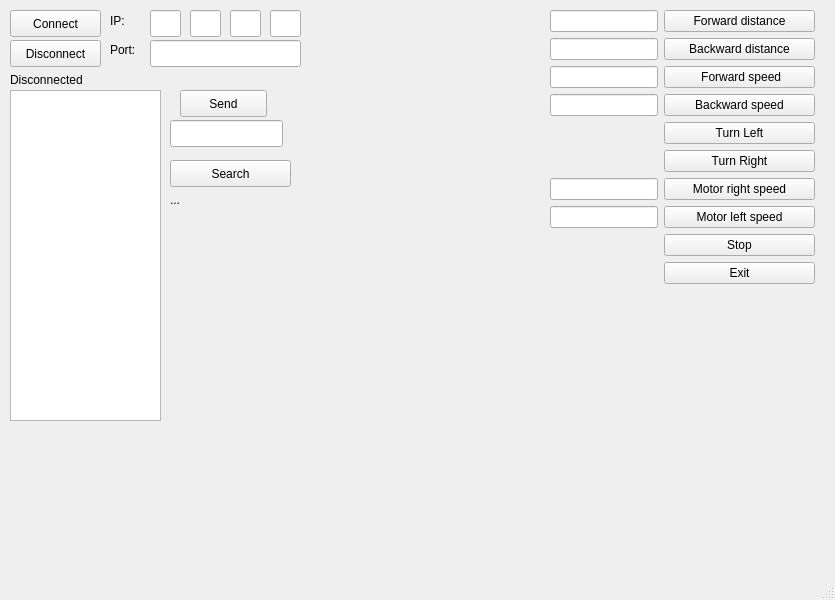
The window that WheelRobotComm/WheelRobotComm/mainwindow.ui (Kierin123/WheelRobot_project) describes before a commit, drawn with Qt 5.
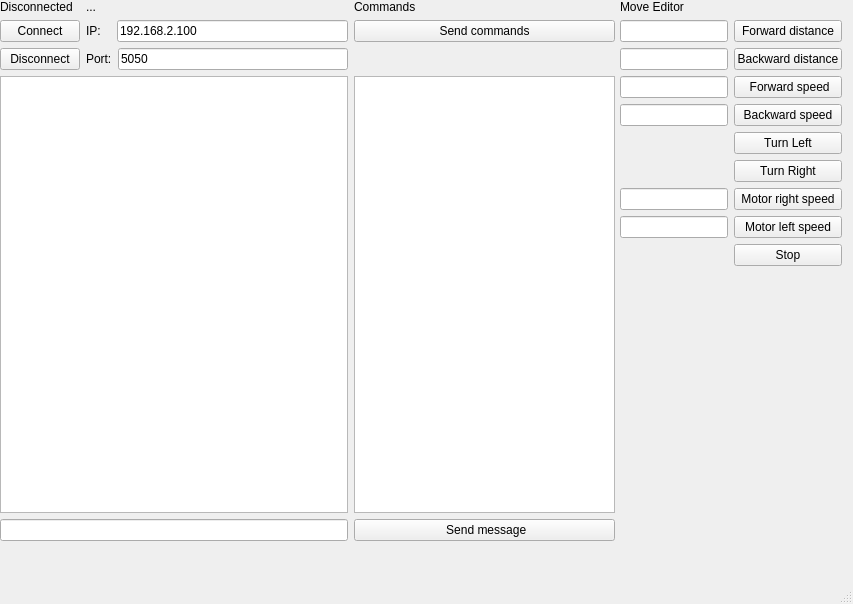
The same window after the commit.

Patch:
```diff
--- a/WheelRobotComm/WheelRobotComm/mainwindow.ui
+++ b/WheelRobotComm/WheelRobotComm/mainwindow.ui
@@ -6,291 +6,281 @@
    <rect>
     <x>0</x>
     <y>0</y>
-    <width>835</width>
-    <height>600</height>
+    <width>853</width>
+    <height>604</height>
    </rect>
   </property>
   <property name="windowTitle">
    <string>MainWindow</string>
   </property>
   <widget class="QWidget" name="centralwidget">
-   <widget class="QPushButton" name="pushButtonConnect">
-    <property name="geometry">
-     <rect>
-      <x>10</x>
-      <y>10</y>
-      <width>91</width>
-      <height>27</height>
-     </rect>
-    </property>
-    <property name="maximumSize">
-     <size>
-      <width>91</width>
-      <height>16777215</height>
-     </size>
-    </property>
-    <property name="text">
-     <string>Connect</string>
-    </property>
-   </widget>
-   <widget class="QTextEdit" name="textEditComm">
-    <property name="geometry">
-     <rect>
-      <x>10</x>
-      <y>90</y>
-      <width>151</width>
-      <height>331</height>
-     </rect>
-    </property>
-   </widget>
-   <widget class="QLineEdit" name="lineEditIP">
-    <property name="geometry">
-     <rect>
-      <x>150</x>
-      <y>10</y>
-      <width>31</width>
-      <height>27</height>
-     </rect>
-    </property>
-   </widget>
-   <widget class="QLineEdit" name="lineEditPort">
-    <property name="geometry">
-     <rect>
-      <x>150</x>
-      <y>40</y>
-      <width>151</width>
-      <height>27</height>
-     </rect>
-    </property>
-   </widget>
-   <widget class="QPushButton" name="pushButtonDisconnect">
-    <property name="geometry">
-     <rect>
-      <x>10</x>
-      <y>40</y>
-      <width>91</width>
-      <height>27</height>
-     </rect>
-    </property>
-    <property name="text">
-     <string>Disconnect</string>
-    </property>
-   </widget>
-   <widget class="QLabel" name="labelIP">
-    <property name="geometry">
-     <rect>
-      <x>110</x>
-      <y>10</y>
-      <width>31</width>
-      <height>21</height>
-     </rect>
-    </property>
-    <property name="text">
-     <string>IP:</string>
-    </property>
-   </widget>
-   <widget class="QLabel" name="labelPort">
-    <property name="geometry">
-     <rect>
-      <x>110</x>
-      <y>40</y>
-      <width>31</width>
-      <height>19</height>
-     </rect>
-    </property>
-    <property name="text">
-     <string>Port:</string>
-    </property>
-   </widget>
-   <widget class="QLabel" name="labelStatus">
-    <property name="geometry">
-     <rect>
-      <x>10</x>
-      <y>70</y>
-      <width>101</width>
-      <height>19</height>
-     </rect>
-    </property>
-    <property name="text">
-     <string>Disconnected</string>
-    </property>
-   </widget>
-   <widget class="QLineEdit" name="lineEditSend">
-    <property name="geometry">
-     <rect>
-      <x>170</x>
-      <y>120</y>
-      <width>113</width>
-      <height>27</height>
-     </rect>
-    </property>
-   </widget>
-   <widget class="QPushButton" name="pushButtonSend">
-    <property name="geometry">
-     <rect>
-      <x>180</x>
-      <y>90</y>
-      <width>87</width>
-      <height>27</height>
-     </rect>
-    </property>
-    <property name="text">
-     <string>Send</string>
-    </property>
-   </widget>
-   <widget class="QPushButton" name="pushButtonSearch">
-    <property name="geometry">
-     <rect>
-      <x>170</x>
-      <y>160</y>
-      <width>121</width>
-      <height>27</height>
-     </rect>
-    </property>
-    <property name="text">
-     <string>Search</string>
-    </property>
-   </widget>
-   <widget class="QLineEdit" name="lineEditIP_2">
-    <property name="geometry">
-     <rect>
-      <x>190</x>
-      <y>10</y>
-      <width>31</width>
-      <height>27</height>
-     </rect>
-    </property>
-   </widget>
-   <widget class="QLineEdit" name="lineEditIP_3">
-    <property name="geometry">
-     <rect>
-      <x>230</x>
-      <y>10</y>
-      <width>31</width>
-      <height>27</height>
-     </rect>
-    </property>
-   </widget>
-   <widget class="QLineEdit" name="lineEditIP_4">
-    <property name="geometry">
-     <rect>
-      <x>270</x>
-      <y>10</y>
-      <width>31</width>
-      <height>27</height>
-     </rect>
-    </property>
-   </widget>
-   <widget class="QLabel" name="labelSearch">
-    <property name="geometry">
-     <rect>
-      <x>170</x>
-      <y>190</y>
-      <width>111</width>
-      <height>19</height>
-     </rect>
-    </property>
-    <property name="text">
-     <string>...</string>
-    </property>
-   </widget>
    <widget class="QWidget" name="formLayoutWidget">
     <property name="geometry">
      <rect>
-      <x>550</x>
-      <y>10</y>
-      <width>265</width>
-      <height>326</height>
+      <x>620</x>
+      <y>0</y>
+      <width>222</width>
+      <height>331</height>
      </rect>
     </property>
     <layout class="QFormLayout" name="formLayout">
+     <property name="horizontalSpacing">
+      <number>6</number>
+     </property>
      <item row="0" column="0">
-      <widget class="QLineEdit" name="lineEdit_2"/>
-     </item>
-     <item row="1" column="1">
-      <widget class="QPushButton" name="pushButton_2">
+      <widget class="QLabel" name="labelPort_2">
        <property name="text">
-        <string>Backward distance</string>
-       </property>
-      </widget>
-     </item>
-     <item row="2" column="1">
-      <widget class="QPushButton" name="pushButton_5">
-       <property name="text">
-        <string> Forward speed</string>
+        <string>Move Editor</string>
        </property>
       </widget>
      </item>
      <item row="1" column="0">
       <widget class="QLineEdit" name="lineEdit_3"/>
      </item>
-     <item row="2" column="0">
-      <widget class="QLineEdit" name="lineEdit_5"/>
-     </item>
-     <item row="0" column="1">
-      <widget class="QPushButton" name="pushButton_3">
+     <item row="1" column="1">
+      <widget class="QPushButton" name="pushButtonForwardDistance">
        <property name="text">
         <string>Forward distance</string>
        </property>
       </widget>
      </item>
+     <item row="2" column="0">
+      <widget class="QLineEdit" name="lineEditBackwardDistance">
+       <property name="maxLength">
+        <number>3</number>
+       </property>
+      </widget>
+     </item>
+     <item row="2" column="1">
+      <widget class="QPushButton" name="pushButtonBackwardDistance">
+       <property name="text">
+        <string>Backward distance</string>
+       </property>
+      </widget>
+     </item>
+     <item row="3" column="0">
+      <widget class="QLineEdit" name="lineEditForwardSpeed">
+       <property name="maxLength">
+        <number>3</number>
+       </property>
+      </widget>
+     </item>
      <item row="3" column="1">
       <widget class="QPushButton" name="pushButton_8">
        <property name="text">
-        <string>Backward speed</string>
+        <string> Forward speed</string>
+       </property>
+      </widget>
+     </item>
+     <item row="4" column="0">
+      <widget class="QLineEdit" name="lineEditBackwardSpeed">
+       <property name="maxLength">
+        <number>3</number>
        </property>
       </widget>
      </item>
      <item row="4" column="1">
       <widget class="QPushButton" name="pushButton_4">
        <property name="text">
-        <string>Turn Left</string>
+        <string>Backward speed</string>
        </property>
       </widget>
      </item>
      <item row="5" column="1">
       <widget class="QPushButton" name="pushButton">
        <property name="text">
-        <string>Turn Right</string>
+        <string>Turn Left</string>
        </property>
       </widget>
      </item>
      <item row="6" column="1">
       <widget class="QPushButton" name="pushButton_6">
        <property name="text">
-        <string>Motor right speed</string>
+        <string>Turn Right</string>
+       </property>
+      </widget>
+     </item>
+     <item row="7" column="0">
+      <widget class="QLineEdit" name="lineEditMotorRight">
+       <property name="maxLength">
+        <number>3</number>
        </property>
       </widget>
      </item>
      <item row="7" column="1">
       <widget class="QPushButton" name="pushButton_7">
        <property name="text">
-        <string>Motor left speed</string>
+        <string>Motor right speed</string>
+       </property>
+      </widget>
+     </item>
+     <item row="8" column="0">
+      <widget class="QLineEdit" name="lineEditMotorLeft">
+       <property name="maxLength">
+        <number>3</number>
+       </property>
+       <property name="frame">
+        <bool>true</bool>
        </property>
       </widget>
      </item>
      <item row="8" column="1">
       <widget class="QPushButton" name="pushButton_9">
        <property name="text">
-        <string>Stop</string>
+        <string>Motor left speed</string>
        </property>
       </widget>
      </item>
      <item row="9" column="1">
       <widget class="QPushButton" name="pushButton_10">
        <property name="text">
-        <string>Exit</string>
+        <string>Stop</string>
        </property>
       </widget>
      </item>
-     <item row="3" column="0">
-      <widget class="QLineEdit" name="lineEdit_4"/>
+    </layout>
+   </widget>
+   <widget class="QWidget" name="gridLayoutWidget">
+    <property name="geometry">
+     <rect>
+      <x>0</x>
+      <y>0</y>
+      <width>615</width>
+      <height>541</height>
+     </rect>
+    </property>
+    <layout class="QGridLayout" name="gridLayout">
+     <item row="2" column="0" colspan="2">
+      <widget class="QPushButton" name="pushButtonDisconnect">
+       <property name="text">
+        <string>Disconnect</string>
+       </property>
+      </widget>
      </item>
-     <item row="6" column="0">
-      <widget class="QLineEdit" name="lineEdit_8"/>
+     <item row="0" column="2">
+      <layout class="QHBoxLayout" name="horizontalLayout_3">
+       <item>
+        <widget class="QLabel" name="labelSearch">
+         <property name="text">
+          <string>...</string>
+         </property>
+        </widget>
+       </item>
+      </layout>
      </item>
-     <item row="7" column="0">
-      <widget class="QLineEdit" name="lineEdit_7"/>
+     <item row="3" column="3">
+      <widget class="QListWidget" name="listWidget"/>
+     </item>
+     <item row="3" column="0" colspan="3">
+      <widget class="QTextEdit" name="textEditComm"/>
+     </item>
+     <item row="0" column="0" colspan="2">
+      <widget class="QLabel" name="labelStatus">
+       <property name="text">
+        <string>Disconnected</string>
+       </property>
+      </widget>
+     </item>
+     <item row="0" column="3">
+      <widget class="QLabel" name="labelPort_3">
+       <property name="text">
+        <string>Commands</string>
+       </property>
+      </widget>
+     </item>
+     <item row="2" column="2">
+      <layout class="QHBoxLayout" name="horizontalLayout_2">
+       <item>
+        <widget class="QLabel" name="labelPort">
+         <property name="text">
+          <string>Port:</string>
+         </property>
+        </widget>
+       </item>
+       <item>
+        <widget class="QLineEdit" name="lineEditPort">
+         <property name="text">
+          <string>5050</string>
+         </property>
+         <property name="maxLength">
+          <number>4</number>
+         </property>
+        </widget>
+       </item>
+      </layout>
+     </item>
+     <item row="1" column="0" colspan="2">
+      <widget class="QPushButton" name="pushButtonConnect">
+       <property name="maximumSize">
+        <size>
+         <width>91</width>
+         <height>16777215</height>
+        </size>
+       </property>
+       <property name="text">
+        <string>Connect</string>
+       </property>
+      </widget>
+     </item>
+     <item row="1" column="3">
+      <widget class="QPushButton" name="pushButtonSend_2">
+       <property name="enabled">
+        <bool>true</bool>
+       </property>
+       <property name="text">
+        <string>Send commands</string>
+       </property>
+      </widget>
+     </item>
+     <item row="4" column="3">
+      <widget class="QPushButton" name="pushButtonSend">
+       <property name="enabled">
+        <bool>true</bool>
+       </property>
+       <property name="text">
+        <string> Send message</string>
+       </property>
+      </widget>
+     </item>
+     <item row="4" column="0" colspan="3">
+      <widget class="QLineEdit" name="lineEditSend"/>
+     </item>
+     <item row="1" column="2">
+      <layout class="QHBoxLayout" name="horizontalLayout">
+       <item>
+        <widget class="QLabel" name="labelIP">
+         <property name="text">
+          <string>IP:</string>
+         </property>
+        </widget>
+       </item>
+       <item>
+        <spacer name="horizontalSpacer_4">
+         <property name="orientation">
+          <enum>Qt::Horizontal</enum>
+         </property>
+         <property name="sizeType">
+          <enum>QSizePolicy::Fixed</enum>
+         </property>
+         <property name="sizeHint" stdset="0">
+          <size>
+           <width>10</width>
+           <height>20</height>
+          </size>
+         </property>
+        </spacer>
+       </item>
+       <item>
+        <widget class="QLineEdit" name="lineEditIP1">
+         <property name="text">
+          <string>192.168.2.100</string>
+         </property>
+         <property name="maxLength">
+          <number>15</number>
+         </property>
+        </widget>
+       </item>
+      </layout>
      </item>
     </layout>
    </widget>
```
Left out of the diff: 33 changed lines with no effect on the pictures.
